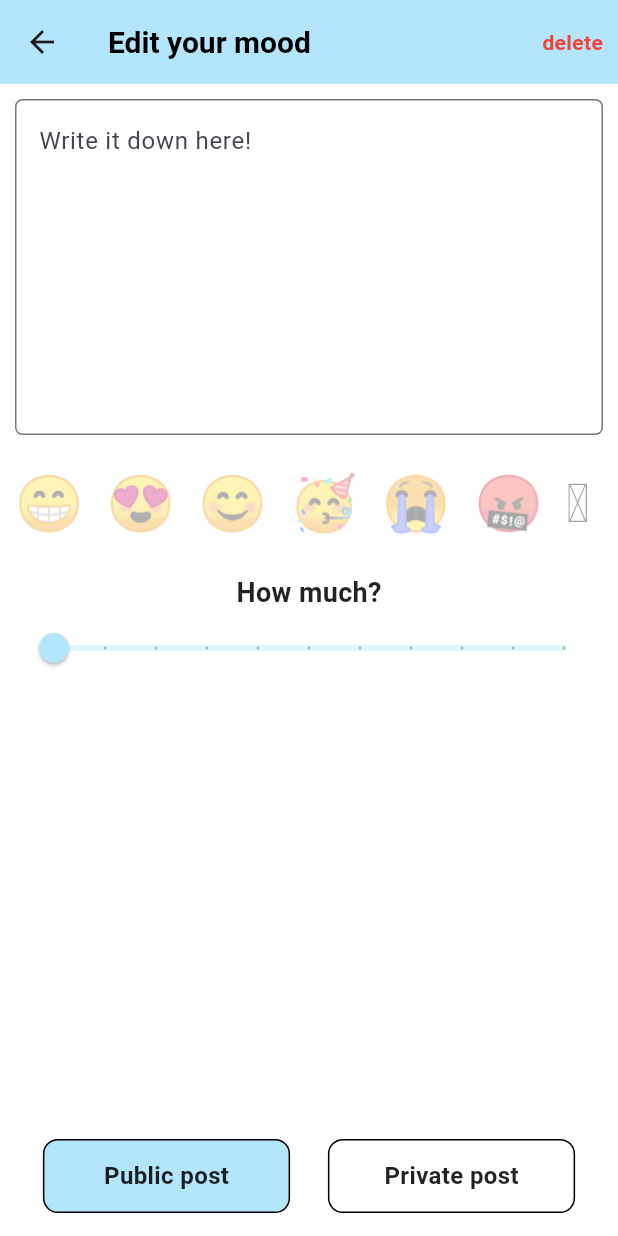
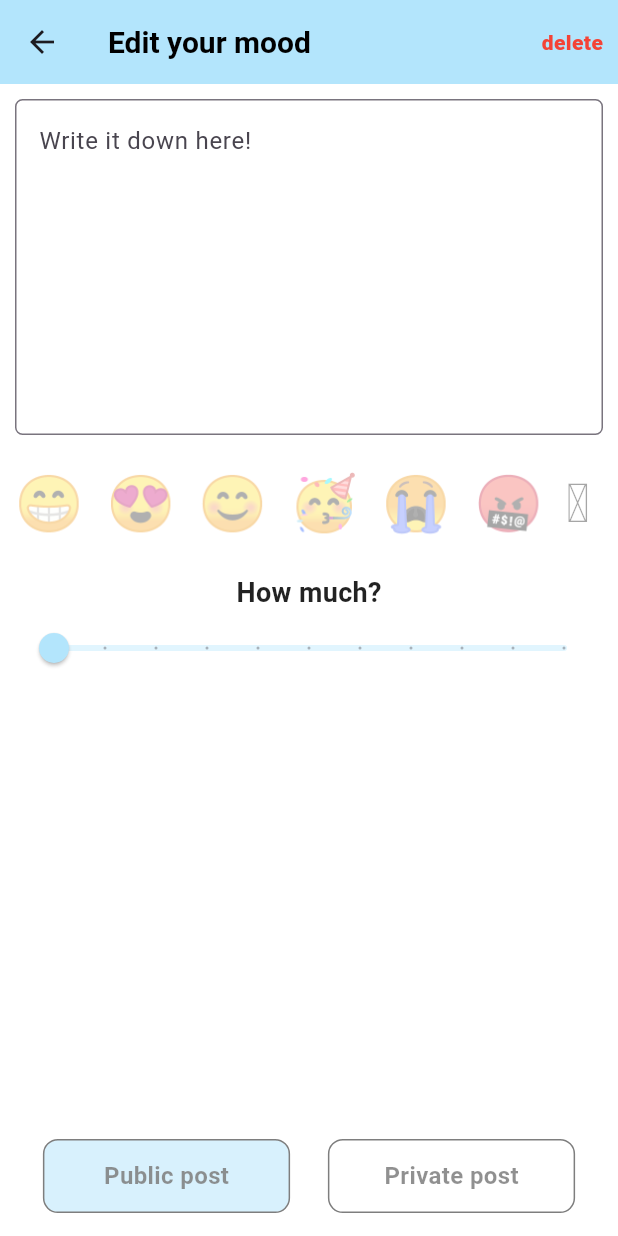
Before and after one commit to James1412/nomad_10week_final_project, a Flutter app: the EditMoodScreen screen opened directly, on a phone screen of 412 x 824 dp. Run offline on Flutter 3.47's test engine with Material 3 defaults, Android fonts, the phone set to English and light mode, and no system bars; our stand-ins replace emoji_picker_flutter, firebase_auth, firebase_core, flutter_riverpod, font_awesome_flutter, go_router and 1 more; accounts and stored records are empty.

Commit message:
little tweak for dark mode

```diff
--- a/lib/features/dark_mode/view_models/dark_mode_config_view_model.dart
+++ b/lib/features/dark_mode/view_models/dark_mode_config_view_model.dart
@@ -18,6 +18,7 @@ class DarkModeConfigViewModel extends Notifier<DarkModeConfigModel> {
   }
 }
 
+// in provider, we are exposing DarkModeConfigModel, not repo
 final darkmodeConfigProvider =
     NotifierProvider<DarkModeConfigViewModel, DarkModeConfigModel>(
   () => throw UnimplementedError(),
--- a/lib/features/moods/widgets/private_mood_tile.dart
+++ b/lib/features/moods/widgets/private_mood_tile.dart
@@ -125,7 +125,7 @@ class _MoodTileState extends ConsumerState<PrivateMoodTile> {
                             ? FontAwesomeIcons.solidHeart
                             : FontAwesomeIcons.heart,
                         size: Sizes.size18,
-                        color: isLiked ? Colors.pink : Colors.black,
+                        color: isLiked ? Colors.pink : null,
                       ),
                     ],
                   ),
--- a/lib/features/moods/widgets/public_mood_tile.dart
+++ b/lib/features/moods/widgets/public_mood_tile.dart
@@ -123,7 +123,7 @@ class _MoodTileState extends ConsumerState<PublicMoodTile> {
                             ? FontAwesomeIcons.solidHeart
                             : FontAwesomeIcons.heart,
                         size: Sizes.size18,
-                        color: isLiked ? Colors.pink : Colors.black,
+                        color: isLiked ? Colors.pink : null,
                       ),
                     ],
                   ),
--- a/lib/features/write_mood/edit_mood_screen.dart
+++ b/lib/features/write_mood/edit_mood_screen.dart
@@ -16,6 +16,7 @@ class EditMoodScreen extends ConsumerStatefulWidget {
 class _MoodWritingScreenState extends ConsumerState<EditMoodScreen> {
   final TextEditingController _controller = TextEditingController();
   double moodLevel = 0;
+  bool isIconTap = false;
   List<List<dynamic>> emojis = [
     ["😁", false],
     ["😍", false],
@@ -32,6 +33,7 @@ class _MoodWritingScreenState extends ConsumerState<EditMoodScreen> {
       element[1] = false;
     }
     emojis[index][1] = !emojis[index][1];
+    isIconTap = true;
     setState(() {});
   }
 
@@ -95,7 +97,7 @@ class _MoodWritingScreenState extends ConsumerState<EditMoodScreen> {
                 "delete",
                 style: TextStyle(
                   color: Colors.red,
-                  fontWeight: FontWeight.w700,
+                  fontWeight: FontWeight.w800,
                 ),
               ),
             ),
@@ -210,6 +212,9 @@ class _MoodWritingScreenState extends ConsumerState<EditMoodScreen> {
               // Public post
               GestureDetector(
                 onTap: _onPostPublicTap,
+                child: AnimatedOpacity(
+                  opacity: isIconTap ? 1 : 0.5,
+                  duration: const Duration(milliseconds: 300),
                   child: Container(
                     width: MediaQuery.of(context).size.width * 0.4,
                     height: MediaQuery.of(context).size.height * 0.06,
@@ -231,8 +236,12 @@ class _MoodWritingScreenState extends ConsumerState<EditMoodScreen> {
                     ),
                   ),
                 ),
+              ),
               GestureDetector(
                 onTap: _onPostPublicTap,
+                child: AnimatedOpacity(
+                  opacity: isIconTap ? 1 : 0.5,
+                  duration: const Duration(milliseconds: 300),
                   child: Container(
                     width: MediaQuery.of(context).size.width * 0.4,
                     height: MediaQuery.of(context).size.height * 0.06,
@@ -241,7 +250,6 @@ class _MoodWritingScreenState extends ConsumerState<EditMoodScreen> {
                         width: 1,
                       ),
                       borderRadius: BorderRadius.circular(Sizes.size10),
-                    color: Colors.white,
                     ),
                     child: const Center(
                       child: Text(
@@ -254,6 +262,7 @@ class _MoodWritingScreenState extends ConsumerState<EditMoodScreen> {
                     ),
                   ),
                 ),
+              ),
             ],
           ),
         ),
```
Also changed, not shown: lib/features/setting/settings_screen.dart (+6 -4 lines). Lines whose indentation alone changed are shown as unchanged.
